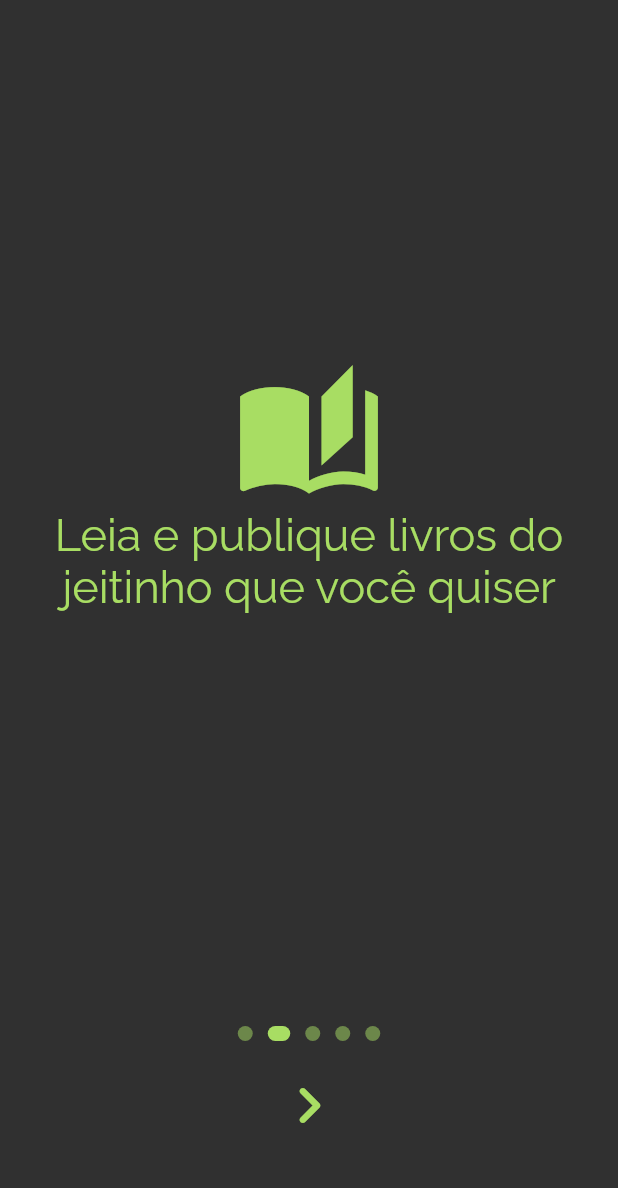
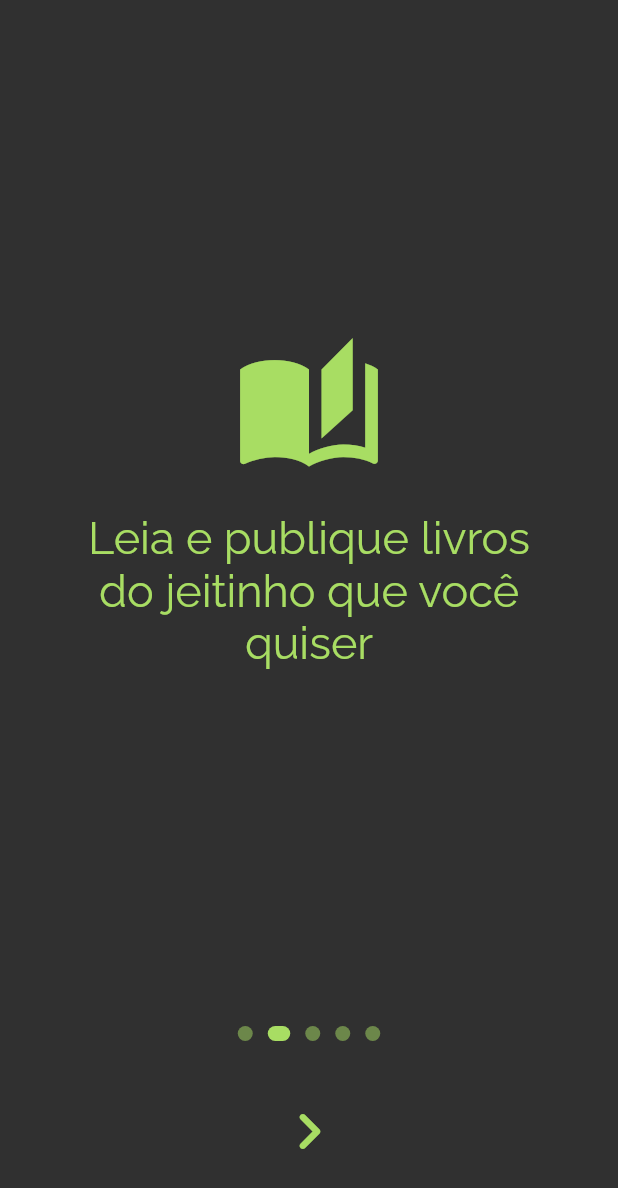
Before and after one commit to arvrdnatal/buyk_app, a Flutter app: the screen it shows after launch, swiped to page 2, on a phone screen of 412 x 824 dp. Shown: the top 1188 px of the screen. Run offline on Flutter 3.47's test engine with Material 2 defaults, Android fonts, the light colour scheme and no system bars; our stand-ins replace cloud_firestore, email_validator, firebase_auth, firebase_core, google_fonts; accounts and stored records are empty.

Commit message:
[T02] TELA DE GET STARTED (AJUSTE V3)

```diff
--- a/lib/app/pages/getStarted/components/pagina_getstarted_widget.dart
+++ b/lib/app/pages/getStarted/components/pagina_getstarted_widget.dart
@@ -22,10 +22,16 @@ class PaginaGetStarted extends StatelessWidget {
 
   Widget getIcon() {
     if(icone == null) return Container();
-    return Icon(
-      icone!,
-      color: GlobalColors.deadGreen,
-      size: 100,
+    return Padding(
+      padding: const EdgeInsets.only(
+        bottom: 20,
+        top: 20,
+      ),
+      child: Icon(
+        icone!,
+        color: GlobalColors.deadGreen,
+        size: 100,
+      ),
     );
   }
 
--- a/lib/app/pages/getStarted/getstarted_widget.dart
+++ b/lib/app/pages/getStarted/getstarted_widget.dart
@@ -36,6 +36,10 @@ class _GetStartedState extends State<GetStarted> {
   Widget paginasBuilder() {
     return Expanded(
       flex: 8,
+      child: Padding(
+        padding: const EdgeInsets.all(20),
+        child: Align(
+          alignment: Alignment.center,
           child: PageView.builder(
             scrollDirection: Axis.horizontal,
             controller: pageController,
@@ -43,6 +47,8 @@ class _GetStartedState extends State<GetStarted> {
             physics: const NeverScrollableScrollPhysics(),
             onPageChanged: (int index) { setState(() { currentPage = index; }); },
             itemBuilder: (BuildContext context, int index) { return paginas[index]; },
+          ),
+        ),
       ),
     );
   }
@@ -81,7 +87,7 @@ class _GetStartedState extends State<GetStarted> {
         alignment: Alignment.center,
         children: [
           Align(
-            alignment: Alignment.topCenter,
+            alignment: Alignment.center,
             child: botoesDePaginacao(),
           ),
           Align(
@@ -96,10 +102,7 @@ class _GetStartedState extends State<GetStarted> {
   Widget botoesDePaginacao() {
     if(currentPage == (paginas.length - 1)) {
       return Padding(
-        padding: const EdgeInsets.only(
-          top: 15,
-          bottom: 15,
-        ),
+        padding: const EdgeInsets.only(bottom: 25),
         child: TextButton(
           onPressed: () => {
             Navigator.of(context).pushNamed('/cadastro')
```
Lines whose indentation alone changed are shown as unchanged.
